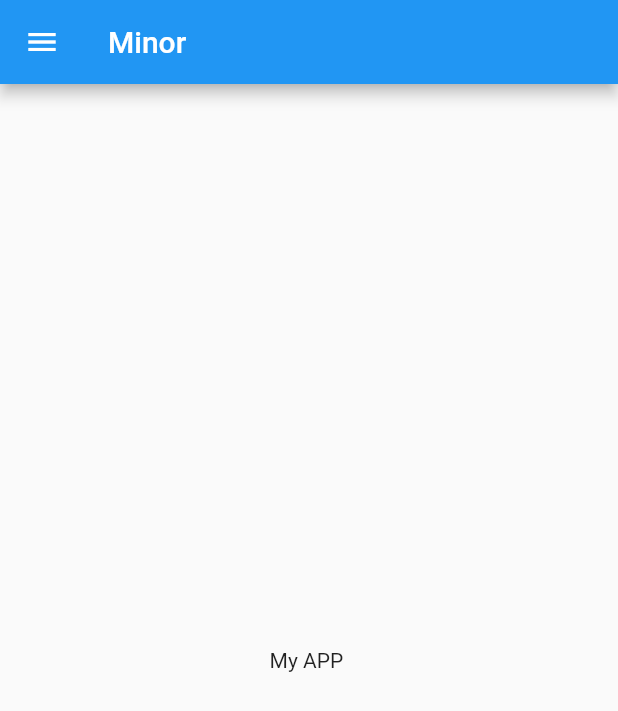
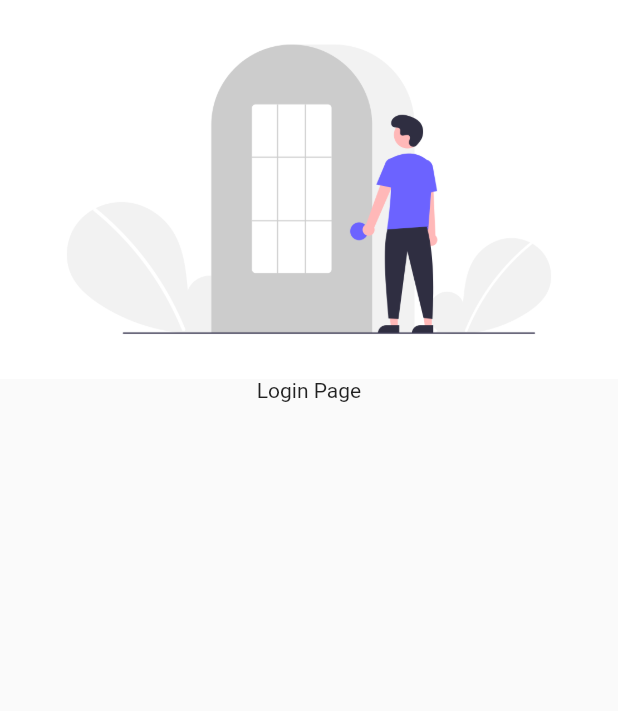
Before and after one commit to Harshit202/Flutter_Project1, a Flutter app: the screen it shows after launch, on a phone screen of 412 x 824 dp. Shown: the top 711 px of the screen. Run offline on Flutter 3.47's test engine with Material 2 defaults, Android fonts, the phone set to English and light mode, and no system bars.

Commit message:
day3 commit

```diff
--- a/lib/home_page.dart
+++ /dev/null
@@ -1,21 +0,0 @@
-import 'package:flutter/material.dart';
-
-
-class HomePage extends StatelessWidget {
-const HomePage({ Key? key }) : super(key: key);
-
-  @override
-  Widget build(BuildContext context){
-    return Scaffold(
-      appBar: AppBar(
-        title: Text("Minor"),
-      ),
-      body: Center(
-          child: Container(
-            child: Text("My APP "),
-          ),
-       ),
-       drawer: Drawer(),
-     );
-   }
- }
--- a/lib/main.dart
+++ b/lib/main.dart
@@ -1,6 +1,8 @@
 import 'package:flutter/material.dart';
-import 'package:flutter_application_1/home_page.dart';
+import 'package:flutter_application_1/pages/home_page.dart';
+import 'package:flutter_application_1/pages/login_page.dart';
 
+// ignore_for_file: prefer_const_constructors
 void main() {
   runApp(MyApp());
 }
@@ -11,7 +13,22 @@ class MyApp extends StatelessWidget {
   @override
   Widget build(BuildContext context) {
     return MaterialApp(
-      home: HomePage(),
+      /*home: HomePage(),*/
+      themeMode: ThemeMode.light,
+      theme: ThemeData(primarySwatch: Colors.deepPurple),
+      darkTheme: ThemeData(
+        brightness: Brightness.dark,
+      ),
+      /*
+      themeMode: ThemeMode.dark,
+      darkTheme: ThemeData(brightness: Brightness.dark, fontFamily: 'Algerian'),*/
+
+      initialRoute: "/login",
+
+      routes: {
+        "/": (context) => HomePage(),
+        "/login": (context) => LoginPage()
+      },
     );
   }
 }
--- /dev/null
+++ b/lib/pages/home_page.dart
@@ -0,0 +1,32 @@
+import 'package:flutter/material.dart';
+
+// ignore_for_file: prefer_const_constructors
+class HomePage extends StatelessWidget {
+const HomePage({ Key? key }) : super(key: key);
+
+  @override
+  Widget build(BuildContext context){
+    return Scaffold(
+      appBar: AppBar(
+
+        title: Center(
+          child: Text("Heat Detection"),
+        )
+        //Text("Minor"),
+      ),
+      body: Center(
+          child: Material(
+            child: Text("My APP ",style: TextStyle(
+              fontSize: 40,
+              color: Colors.deepPurple,
+              fontFamily: 'Algerian'
+            ),
+            ),
+          ),
+       ),
+       drawer: Drawer(
+        child:Text("Nikal idhar se ", style:TextStyle(fontFamily: 'Arial'),),
+       ),
+     );
+   }
+ }
--- /dev/null
+++ b/lib/pages/login_page.dart
@@ -0,0 +1,28 @@
+import 'package:flutter/material.dart';
+
+// ignore_for_file: prefer_const_constructors
+class LoginPage extends StatelessWidget {
+  const LoginPage({Key? key}) : super(key: key);
+
+  @override
+  Widget build(BuildContext context) {
+    return Material(
+        child: Column(
+      children: [Image.asset("assets/images/login.png"),Text('Login Page'),
+      ],
+    ),
+
+    );
+
+   /* child:Center(
+           child: Text('Login Page',
+              style: TextStyle(
+                 fontSize: 40,
+                 fontWeight: FontWeight.bold,
+
+        ),
+      ),
+    )
+  );*/
+  }
+}
--- a/pubspec.yaml
+++ b/pubspec.yaml
@@ -60,8 +60,8 @@ flutter:
   uses-material-design: true
 
   # To add assets to your application, add an assets section, like this:
-  # assets:
-  #   - images/a_dot_burr.jpeg
+  assets:
+      - assets/images/
   #   - images/a_dot_ham.jpeg
 
   # An image asset can refer to one or more resolution-specific "variants", see
```
Also changed, not shown: assets/images/login.png (added).
